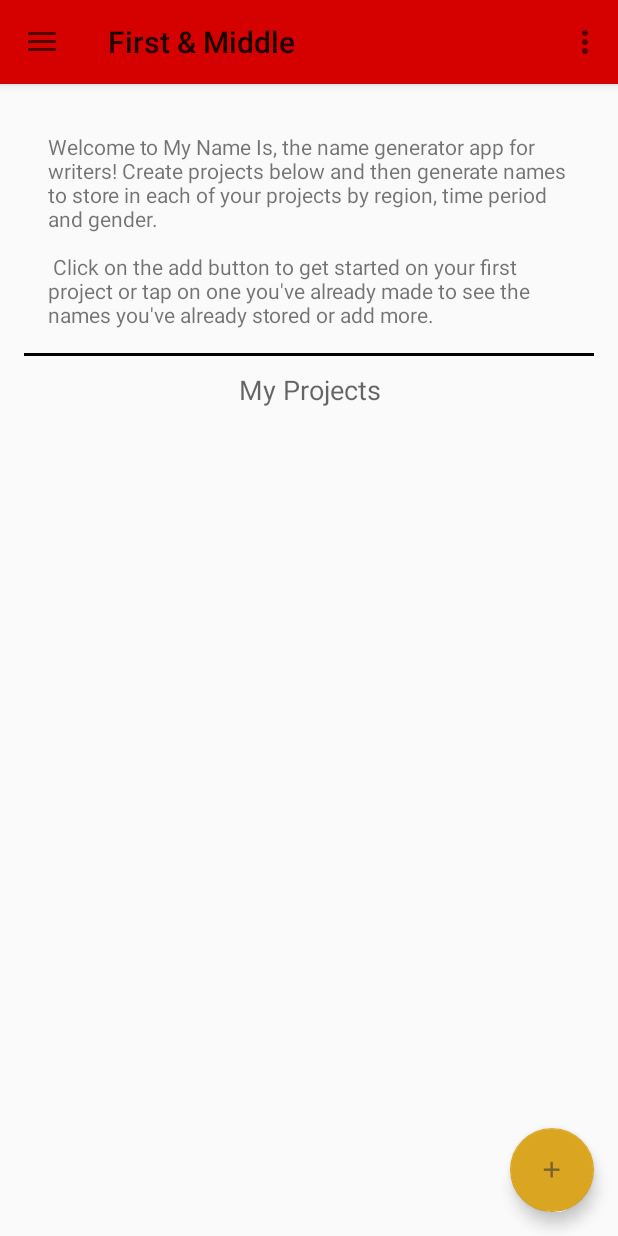
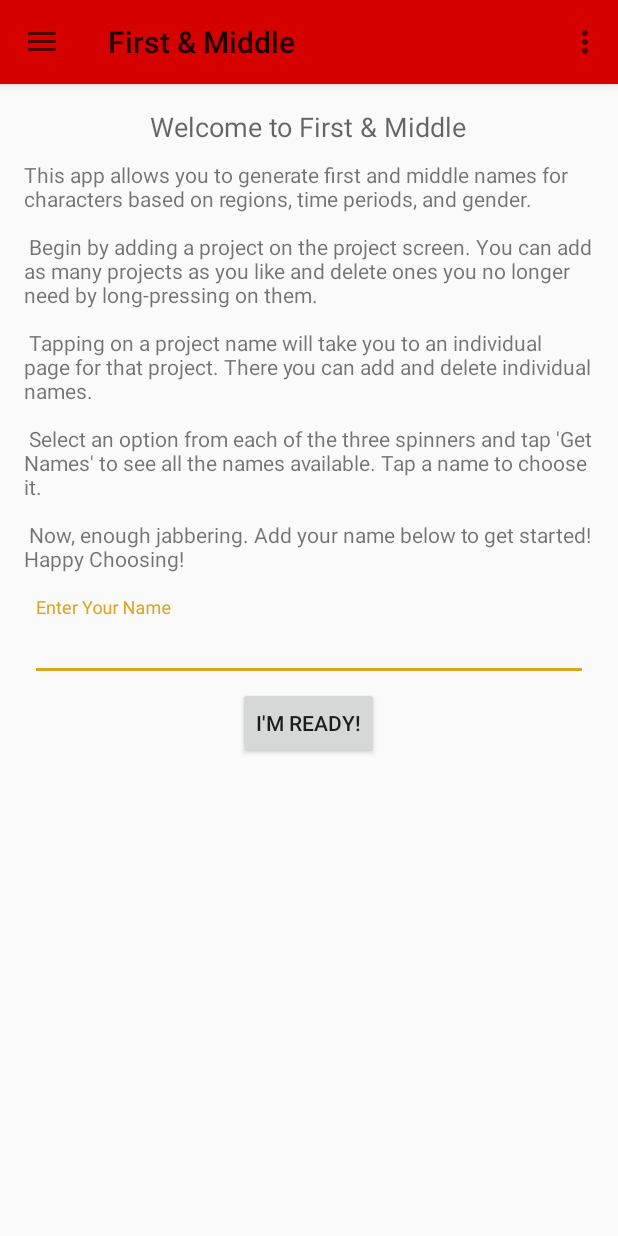
Before and after one commit to bararei/HelloMyNameIs, an Android app: the screen it shows after launch (MainActivity), on a phone screen of 412 x 824 dp. Run offline under Robolectric (Android 15) with nearby library versions, the phone set to English and light mode, and no system bars.

Commit message:
Added intro fragment and logic to display screen on startup, shared preferences to display name in header

```diff
--- /dev/null
+++ b/app/src/main/java/com/abercrombiealicia/hellomynameis/AppStatics.java
@@ -0,0 +1,11 @@
+package com.abercrombiealicia.hellomynameis;
+
+/**
+ * Created by Ali on 4/9/2016.
+ */
+public interface AppStatics {
+
+    String SHARED_PREFERENCES_FILE_NAME = "com.abercrombiealicia.hellomynameis.MyPrefs";
+    String FIRST_RUN = "first_run";
+    String AUTHOR_NAME_KEY = "User Name";
+}
--- a/app/src/main/java/com/abercrombiealicia/hellomynameis/DBHandler.java
+++ b/app/src/main/java/com/abercrombiealicia/hellomynameis/DBHandler.java
@@ -44,9 +44,9 @@ public class DBHandler extends SQLiteOpenHelper {
 
     public DBHandler(Context context) {
         super(context, DATABASE_NAME, null, DATABASE_VERSION);
-       // SQLiteDatabase db = this.getWritableDatabase();
-      //  onUpgrade(db, 1, DATABASE_VERSION);
-       // addNamesToDatabase(context, db);
+        SQLiteDatabase db = this.getWritableDatabase();
+        onUpgrade(db, 1, DATABASE_VERSION);
+        addNamesToDatabase(context, db);
     }
     /**
      * Called when the database is created for the first time. This is where the
--- a/app/src/main/java/com/abercrombiealicia/hellomynameis/DrawerAdapter.java
+++ b/app/src/main/java/com/abercrombiealicia/hellomynameis/DrawerAdapter.java
@@ -6,6 +6,8 @@ package com.abercrombiealicia.hellomynameis;
  */
 
 
+import android.content.Context;
+import android.content.SharedPreferences;
 import android.support.v7.widget.RecyclerView;
 import android.view.LayoutInflater;
 import android.view.View;
@@ -15,7 +17,7 @@ import android.widget.TextView;
 
 import java.util.ArrayList;
 
-public class DrawerAdapter extends RecyclerView.Adapter<DrawerAdapter.ViewHolder> {
+public class DrawerAdapter extends RecyclerView.Adapter<DrawerAdapter.ViewHolder> implements AppStatics{
 
 
         private static final int TYPE_HEADER = 0;  // Declaring Variable to Understand which View is being worked on
@@ -24,7 +26,8 @@ public class DrawerAdapter extends RecyclerView.Adapter<DrawerAdapter.ViewHolder
 
         private ArrayList<ProjectObject> projectNamesArrayList;
 
-        private String name;        //String Resource for header View Name
+        private String name; //String Resource for header View Name
+        Context context;
 
 
         // Creating a ViewHolder which extends the RecyclerView View Holder
@@ -34,7 +37,7 @@ public class DrawerAdapter extends RecyclerView.Adapter<DrawerAdapter.ViewHolder
             int Holderid;
 
             TextView textView;
-            TextView Name;
+            TextView authorName;
 
 
             public ViewHolder(View itemView,int ViewType) {                 // Creating ViewHolder Constructor with View and viewType As a parameter
@@ -51,7 +54,7 @@ public class DrawerAdapter extends RecyclerView.Adapter<DrawerAdapter.ViewHolder
                 else{
 
 
-                    Name = (TextView) itemView.findViewById(R.id.authorName);         // Creating Text View object from header.xml for name
+                    authorName = (TextView) itemView.findViewById(R.id.authorName);         // Creating Text View object from header.xml for name
                     Holderid = 0;                                                // Setting holder id = 0 as the object being populated are of type header view
                 }
             }
@@ -61,11 +64,9 @@ public class DrawerAdapter extends RecyclerView.Adapter<DrawerAdapter.ViewHolder
 
 
 
-        DrawerAdapter(ArrayList<ProjectObject> projectNames,String Name){
+        DrawerAdapter(ArrayList<ProjectObject> projectNames){
 
             projectNamesArrayList = projectNames;
-
-            name = Name;
 
         }
 
@@ -109,13 +110,15 @@ public class DrawerAdapter extends RecyclerView.Adapter<DrawerAdapter.ViewHolder
         public void onBindViewHolder(DrawerAdapter.ViewHolder holder, int position) {
             if(holder.Holderid ==1) {                              // as the list view is going to be called after the header view so we decrement the
                 // position by 1 and pass it to the holder while setting the text and image
-                holder.textView.setText(projectNamesArrayList.get(position-1).getProjectName()); // Setting the
-                // Text with the
-                // array of our Titles
+                holder.textView.setText(projectNamesArrayList.get(position - 1).getProjectName());
+
+
             }
             else{
                 // Similarly we set the resources for header view
-                holder.Name.setText(name);
+                SharedPreferences sharedPreferences = holder.authorName.getContext().getSharedPreferences(SHARED_PREFERENCES_FILE_NAME, 0);
+                String name = sharedPreferences.getString(AUTHOR_NAME_KEY,"Your Name");
+                holder.authorName.setText(name);
             }
         }
 
--- /dev/null
+++ b/app/src/main/java/com/abercrombiealicia/hellomynameis/IntroHelpFragment.java
@@ -0,0 +1,86 @@
+package com.abercrombiealicia.hellomynameis;
+
+import android.app.Activity;
+import android.content.Context;
+import android.content.SharedPreferences;
+import android.os.Bundle;
+import android.support.annotation.Nullable;
+import android.support.v4.app.Fragment;
+import android.view.LayoutInflater;
+import android.view.View;
+import android.view.ViewGroup;
+import android.widget.Button;
+import android.widget.EditText;
+import android.widget.TextView;
+
+/**
+ * Created by Ali on 4/9/2016.
+ */
+public class IntroHelpFragment extends Fragment implements AppStatics{
+    TextView mWelcome;
+    TextView mIntro;
+    EditText mAuthorName;
+    Button mBtnGoToProject;
+    SharedPreferences sharedPreferences;
+
+    OnSubmitListener mCallback;
+
+
+    //Container activity must implement this interface so that the fragment can deliver information
+    public interface OnSubmitListener {
+        void onSubmitClickIntroHelp();
+    }
+
+    @Override
+    public void onAttach(Activity activity) {
+        super.onAttach(activity);
+
+        // This makes sure that the container activity has implemented
+        // the callback interface. If not, it throws an exception.
+        try {
+            mCallback = (OnSubmitListener) activity;
+        } catch (ClassCastException e) {
+            throw new ClassCastException(activity.toString()
+                    + " must implement OnSubmitListener");
+        }
+    }
+
+        @Override
+    public void onCreate(Bundle savedInstanceState) {
+        super.onCreate(savedInstanceState);
+    }
+
+    @Nullable
+    @Override
+    public View onCreateView(LayoutInflater inflater, ViewGroup container, Bundle savedInstanceState) {
+       // return super.onCreateView(inflater, container, savedInstanceState);
+
+        View view = inflater.inflate(R.layout.fragment_intro_help, container, false);
+
+        ((MainActivity) getActivity()).hideFab();
+
+        mWelcome = (TextView) view.findViewById(R.id.welcome);
+        mIntro = (TextView) view.findViewById(R.id.project_help_intro);
+        mAuthorName = (EditText) view.findViewById(R.id.enter_author_name);
+        mBtnGoToProject = (Button) view.findViewById(R.id.btn_go_to_project);
+
+        mBtnGoToProject.setOnClickListener(new View.OnClickListener() {
+            @Override
+            public void onClick(View v) {
+                String authorName = mAuthorName.getText().toString();
+                sharedPreferences = getActivity().getSharedPreferences(SHARED_PREFERENCES_FILE_NAME, Context.MODE_PRIVATE);
+                SharedPreferences.Editor editor = sharedPreferences.edit();
+
+                editor.putString(AUTHOR_NAME_KEY, authorName);
+                editor.commit();
+
+                mCallback.onSubmitClickIntroHelp();
+
+
+            }
+        });
+
+        return view;
+
+    }
+}
--- a/app/src/main/java/com/abercrombiealicia/hellomynameis/MainActivity.java
+++ b/app/src/main/java/com/abercrombiealicia/hellomynameis/MainActivity.java
@@ -1,5 +1,6 @@
 package com.abercrombiealicia.hellomynameis;
 
+import android.content.SharedPreferences;
 import android.support.design.widget.FloatingActionButton;
 import android.support.design.widget.NavigationView;
 import android.support.v4.app.FragmentTransaction;
@@ -17,7 +18,10 @@ import android.view.Menu;
 import android.view.MenuItem;
 import android.view.MotionEvent;
 import android.view.View;
+import android.widget.TextView;
 import android.widget.Toast;
+
+import org.w3c.dom.Text;
 
 import java.util.ArrayList;
 
@@ -26,7 +30,8 @@ import icepick.Icicle;
 
 
 public class MainActivity extends AppCompatActivity implements FirstNameFragment.OnSubmitListener, MiddleNameFragment.OnSubmitListener,
-                                        NavigationView.OnNavigationItemSelectedListener, ProjectFragment.OnSubmitListener, NameListFragment.OnSubmitListener {
+                                        NavigationView.OnNavigationItemSelectedListener, ProjectFragment.OnSubmitListener, NameListFragment.OnSubmitListener,
+                                        IntroHelpFragment.OnSubmitListener, AppStatics{
 
     DrawerLayout drawerLayout;
     private Toolbar toolbar;
@@ -37,6 +42,7 @@ public class MainActivity extends AppCompatActivity implements FirstNameFragment
     ArrayList<ProjectObject> projectNamesArrayList = new ArrayList<>();
     String name = "Ali Abercrombie";
     DBHandler dbHandler;
+    SharedPreferences sharedPreferences;
 
 
 
@@ -57,7 +63,7 @@ public class MainActivity extends AppCompatActivity implements FirstNameFragment
 
         mRecyclerView = (RecyclerView) findViewById(R.id.RecyclerViewDrawer); // Assigning the RecyclerView Object to the xml View
         mRecyclerView.setHasFixedSize(true);                            // Letting the system know that the list objects are of fixed size
-        mAdapter = new DrawerAdapter(projectNamesArrayList, name);       // Creating the Adapter of MyAdapter class(which we are going to see in a bit)
+        mAdapter = new DrawerAdapter(projectNamesArrayList);       // Creating the Adapter of MyAdapter class(which we are going to see in a bit)
         mRecyclerView.setAdapter(mAdapter);
         RecyclerView.ItemDecoration itemDecoration =
                 new DividerItemDecoration(this, LinearLayoutManager.VERTICAL);
@@ -65,6 +71,7 @@ public class MainActivity extends AppCompatActivity implements FirstNameFragment
         mLayoutManager = new LinearLayoutManager(this);                 // Creating a layout Manager
         mRecyclerView.setLayoutManager(mLayoutManager);                 // Setting the layout Manager
         drawerLayout = (DrawerLayout) findViewById(R.id.drawer_layout);
+
 
         final GestureDetector mGestureDetector = new GestureDetector(MainActivity.this, new GestureDetector.SimpleOnGestureListener() {
 
@@ -129,14 +136,26 @@ public class MainActivity extends AppCompatActivity implements FirstNameFragment
         drawerLayout.setDrawerListener(toggle);
         toggle.syncState();
 
-       // navigationView = (NavigationView) findViewById(R.id.nav_view);
-       // navigationView.setNavigationItemSelectedListener(this);
+        fab = (FloatingActionButton) findViewById(R.id.fab);
 
-        fab = (FloatingActionButton) findViewById(R.id.fab);
+        sharedPreferences = getSharedPreferences(SHARED_PREFERENCES_FILE_NAME, 0);
+
+        if (sharedPreferences.getBoolean(FIRST_RUN, true)) {
+            IntroHelpFragment introHelpFragment = new IntroHelpFragment();
+            introHelpFragment.setArguments(getIntent().getExtras());
+
+            getSupportFragmentManager()
+                    .beginTransaction()
+                    .add(R.id.fragmentContainer, introHelpFragment)
+                    .commit();
+
+            sharedPreferences.edit().putBoolean(FIRST_RUN, false).commit();
+
+        } else {
 
             if (findViewById(R.id.fragmentContainer) != null) {
 
-            if(savedInstanceState != null) {
+                if (savedInstanceState != null) {
                     return;
                 }
 
@@ -150,7 +169,7 @@ public class MainActivity extends AppCompatActivity implements FirstNameFragment
                         .commit();
             }
 
-
+        }
     }
 
     @Override
@@ -200,6 +219,22 @@ public class MainActivity extends AppCompatActivity implements FirstNameFragment
         transaction.replace(R.id.fragmentContainer, nameListFragment);
         transaction.addToBackStack("NameList");
         transaction.commit();
+    }
+
+    @Override
+    public void onSubmitClickIntroHelp() {
+
+        TextView mAuthorName = (TextView) findViewById(R.id.authorName);
+        sharedPreferences = getSharedPreferences(SHARED_PREFERENCES_FILE_NAME, 0);
+        mAuthorName.setText(sharedPreferences.getString(AUTHOR_NAME_KEY,"Your Name" ));
+
+        ProjectFragment projectFragment = new ProjectFragment();
+
+        FragmentTransaction transaction = getSupportFragmentManager().beginTransaction();
+        transaction.replace(R.id.fragmentContainer, projectFragment);
+        transaction.addToBackStack("ProjectFragment");
+        transaction.commit();
+
     }
 
 
@@ -256,7 +291,7 @@ public class MainActivity extends AppCompatActivity implements FirstNameFragment
     public void updateDrawer() {
         projectNamesArrayList = dbHandler.getProjectsForDrawerList();
         mRecyclerView.setLayoutManager(mLayoutManager);
-        mAdapter = new DrawerAdapter(projectNamesArrayList, name);
+        mAdapter = new DrawerAdapter(projectNamesArrayList);
 
         mRecyclerView.setAdapter(mAdapter);
 
@@ -276,4 +311,6 @@ public class MainActivity extends AppCompatActivity implements FirstNameFragment
 
 
     }
+
+
 }
--- a/app/src/main/java/com/abercrombiealicia/hellomynameis/ProjectFragment.java
+++ b/app/src/main/java/com/abercrombiealicia/hellomynameis/ProjectFragment.java
@@ -84,7 +84,6 @@ public class ProjectFragment extends Fragment implements AdapterView.OnItemSelec
     public void onCreate(Bundle savedInstanceState) {
         super.onCreate(savedInstanceState);
 
-      //  ((MainActivity) getActivity()).showFab();
     }
 
     /**
@@ -114,9 +113,6 @@ public class ProjectFragment extends Fragment implements AdapterView.OnItemSelec
 
         ((MainActivity) getActivity()).showFab();
 
-        //wire up the widgets
-        mIntro = (TextView) view.findViewById(R.id.project_intro);
-        mMyProject = (TextView) view.findViewById(R.id.my_projects);
 
         DBHandler dbHandler = new DBHandler(getContext());
         projectArrayList = dbHandler.getProjectsFromDatabase();
--- /dev/null
+++ b/app/src/main/res/layout-land/fragment_intro_help.xml
@@ -0,0 +1,53 @@
+<?xml version="1.0" encoding="utf-8"?>
+<LinearLayout xmlns:android="http://schemas.android.com/apk/res/android"
+    android:orientation="vertical" android:layout_width="match_parent"
+    android:layout_height="match_parent">
+
+    <TextView
+        android:layout_width="wrap_content"
+        android:layout_height="wrap_content"
+        android:textAppearance="?android:attr/textAppearanceMedium"
+        android:text="@string/welcome"
+        android:layout_gravity="center"
+        android:id="@+id/welcome"
+        android:layout_marginBottom="10dp" />
+
+    <ScrollView
+        android:layout_width="match_parent"
+        android:layout_height="218dp"
+        android:id="@+id/scrollView" >
+
+        <TextView
+            android:layout_width="wrap_content"
+            android:layout_height="wrap_content"
+            android:textAppearance="?android:attr/textAppearanceSmall"
+            android:text="@string/project_intro"
+            android:id="@+id/textView2" />
+    </ScrollView>
+
+    <EditText
+        android:layout_width="match_parent"
+        android:layout_height="wrap_content"
+        android:inputType="textPersonName"
+        android:hint="Enter Your Name"
+        android:id="@+id/enter_author_name" />
+
+    <Button
+        android:layout_width="wrap_content"
+        android:layout_height="wrap_content"
+        android:text="I&apos;m Ready!"
+        android:id="@+id/btn_go_to_project"
+        android:layout_gravity="center_horizontal" />
+
+    <android.support.design.widget.TextInputLayout
+        android:id="@+id/input_author_name"
+        android:layout_width="match_parent"
+        android:layout_height="wrap_content"
+        android:layout_marginTop="16dp"
+        android:layout_marginLeft="4dp"
+        android:layout_marginRight="4dp"
+        android:layout_marginBottom="4dp">
+
+    </android.support.design.widget.TextInputLayout>
+
+</LinearLayout>
--- a/app/src/main/res/layout-land/fragment_project.xml
+++ b/app/src/main/res/layout-land/fragment_project.xml
@@ -2,22 +2,6 @@
 <LinearLayout xmlns:android="http://schemas.android.com/apk/res/android"
     android:orientation="vertical" android:layout_width="match_parent"
     android:layout_height="match_parent">
-
-    <TextView
-        android:layout_width="match_parent"
-        android:layout_height="wrap_content"
-        android:textAppearance="?android:attr/textAppearanceSmall"
-        android:text="@string/project_intro"
-        android:id="@+id/project_intro"
-        android:layout_marginLeft="16dp"
-        android:layout_marginTop="16dp"
-        android:layout_marginRight="16dp"
-        android:layout_marginBottom="16dp" />
-
-    <View
-        android:layout_width="match_parent"
-        android:layout_height="2dp"
-        android:background="@android:color/black" />
 
     <TextView
         android:layout_width="match_parent"
--- /dev/null
+++ b/app/src/main/res/layout/fragment_intro_help.xml
@@ -0,0 +1,45 @@
+<?xml version="1.0" encoding="utf-8"?>
+<LinearLayout xmlns:android="http://schemas.android.com/apk/res/android"
+    android:orientation="vertical" android:layout_width="match_parent"
+    android:layout_height="match_parent">
+
+    <TextView
+        android:layout_width="wrap_content"
+        android:layout_height="wrap_content"
+        android:textAppearance="?android:attr/textAppearanceMedium"
+        android:text="@string/welcome"
+        android:layout_gravity="center"
+        android:id="@+id/welcome"
+        android:layout_marginBottom="10dp" />
+
+    <TextView
+        android:layout_width="wrap_content"
+        android:layout_height="wrap_content"
+        android:textAppearance="?android:attr/textAppearanceSmall"
+        android:text="@string/project_intro"
+        android:id="@+id/project_help_intro" />
+
+    <android.support.design.widget.TextInputLayout
+        android:id="@+id/input_author_name"
+        android:layout_width="match_parent"
+        android:layout_height="wrap_content"
+        android:layout_marginTop="16dp"
+        android:layout_marginLeft="4dp"
+        android:layout_marginRight="4dp"
+        android:layout_marginBottom="4dp">
+
+        <EditText
+            android:layout_width="match_parent"
+            android:layout_height="wrap_content"
+            android:inputType="textPersonName"
+            android:hint="Enter Your Name"
+            android:id="@+id/enter_author_name" />
+    </android.support.design.widget.TextInputLayout>
+
+    <Button
+        android:layout_width="wrap_content"
+        android:layout_height="wrap_content"
+        android:text="I&apos;m Ready!"
+        android:id="@+id/btn_go_to_project"
+        android:layout_gravity="center_horizontal" />
+</LinearLayout>
--- a/app/src/main/res/layout/fragment_project.xml
+++ b/app/src/main/res/layout/fragment_project.xml
@@ -2,22 +2,6 @@
 <LinearLayout xmlns:android="http://schemas.android.com/apk/res/android"
     android:orientation="vertical" android:layout_width="match_parent"
     android:layout_height="match_parent">
-
-    <TextView
-        android:layout_width="match_parent"
-        android:layout_height="wrap_content"
-        android:textAppearance="?android:attr/textAppearanceSmall"
-        android:text="@string/project_intro"
-        android:id="@+id/project_intro"
-        android:layout_marginLeft="16dp"
-        android:layout_marginTop="16dp"
-        android:layout_marginRight="16dp"
-        android:layout_marginBottom="16dp" />
-
-    <View
-        android:layout_width="match_parent"
-        android:layout_height="2dp"
-        android:background="@android:color/black" />
 
     <TextView
         android:layout_width="match_parent"
--- a/app/src/main/res/values/strings.xml
+++ b/app/src/main/res/values/strings.xml
@@ -2,11 +2,16 @@
     <string name="app_name">HelloMyNameIs</string>
     <string name="first_name_intro">Select all three options from the drop down menus below. </string>
     <string name="middle_name_intro">Middle Name</string>
-    <string name="project_intro">Welcome to My Name Is, the name generator app for writers! Create
-                                projects below and then generate names to store in each of your projects
-                                by region, time period and gender.\n\n Click on the add button to get started
-                                on your first project or tap on one you\'ve already made to see the names
-                                you\'ve already stored or add more. </string>
+    <string name="welcome">Welcome to First &amp; Middle</string>
+    <string name="project_intro">This app allows you to generate first and middle names for characters
+                                based on regions, time periods, and gender. \n\n
+                                Begin by adding a project on the project screen. You can add as many projects as you
+                                like and delete ones you no longer need by long-pressing on them. \n\n
+                                Tapping on a project name will take you to an individual page for that project. There you
+                                can add and delete individual names. \n\n
+                                Select an option from each of the three spinners and tap \'Get Names\' to see
+                                all the names available. Tap a name to choose it. \n\n
+                                Now, enough jabbering. Add your name below to get started! Happy Choosing!</string>
     <string name="navigation_drawer_open">Open navigation drawer</string>
     <string name="navigation_drawer_close">Close navigation drawer</string>
     <string name="action_settings">Settings</string>
```
Lines whose indentation alone changed are shown as unchanged.
